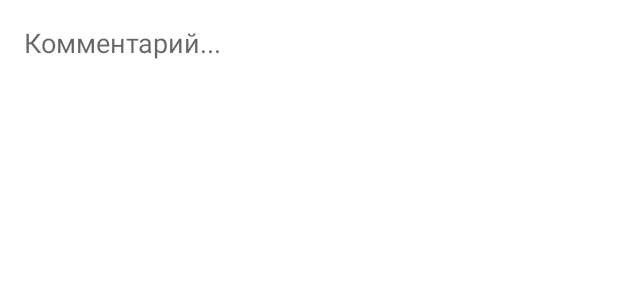
After one commit to roman-zm/coursework_client_android, an Android app: the layout view_chat_input_panel.xml on its own in the app's theme, with its tools: preview values and no code run, on a phone screen of 412 x 824 dp. The commit adds this screen. Shown: the top 300 px of the screen. Run offline under Robolectric (Android 15) with nearby library versions, the phone set to English and light mode, and no system bars.

Commit message:
Рабочие комментарии Я сдох пока писал это

```diff
--- a/app/src/main/AndroidManifest.xml
+++ b/app/src/main/AndroidManifest.xml
@@ -11,7 +11,8 @@
         android:roundIcon="@mipmap/ic_launcher_round"
         android:supportsRtl="true"
         android:theme="@style/AppTheme">
-        <activity android:name=".MainActivity">
+        <activity android:name=".MainActivity"
+            android:windowSoftInputMode="adjustResize">
             <intent-filter>
                 <action android:name="android.intent.action.MAIN" />
 
--- /dev/null
+++ b/app/src/main/java/com/namor/coursework/base/MaxHeightScrollView.java
@@ -0,0 +1,58 @@
+package com.namor.coursework.base;
+
+import android.annotation.TargetApi;
+import android.content.Context;
+import android.content.res.TypedArray;
+import android.os.Build;
+import android.util.AttributeSet;
+import android.widget.ScrollView;
+
+import com.namor.coursework.R;
+
+public class MaxHeightScrollView extends ScrollView {
+
+    private int maxHeight;
+    private final int defaultHeight = 200;
+
+    public MaxHeightScrollView(Context context) {
+        super(context);
+    }
+
+    public MaxHeightScrollView(Context context, AttributeSet attrs) {
+        super(context, attrs);
+        if (!isInEditMode()) {
+            init(context, attrs);
+        }
+    }
+
+    public MaxHeightScrollView(Context context, AttributeSet attrs, int defStyleAttr) {
+        super(context, attrs, defStyleAttr);
+        if (!isInEditMode()) {
+            init(context, attrs);
+        }
+    }
+
+    @TargetApi(Build.VERSION_CODES.LOLLIPOP)
+    public MaxHeightScrollView(Context context, AttributeSet attrs, int defStyleAttr, int defStyleRes) {
+        super(context, attrs, defStyleAttr, defStyleRes);
+        if (!isInEditMode()) {
+            init(context, attrs);
+        }
+    }
+
+    private void init(Context context, AttributeSet attrs) {
+        if (attrs != null) {
+            TypedArray styledAttrs = context.obtainStyledAttributes(attrs, R.styleable.MaxHeightScrollView);
+            //200 is a defualt value
+            maxHeight = styledAttrs.getDimensionPixelSize(R.styleable.MaxHeightScrollView_maxHeight, defaultHeight);
+
+            styledAttrs.recycle();
+        }
+    }
+
+    @Override
+    protected void onMeasure(int widthMeasureSpec, int heightMeasureSpec) {
+        heightMeasureSpec = MeasureSpec.makeMeasureSpec(maxHeight, MeasureSpec.AT_MOST);
+        super.onMeasure(widthMeasureSpec, heightMeasureSpec);
+    }
+}
--- a/app/src/main/java/com/namor/coursework/fragment/user/comments/FilmCommentsView.kt
+++ b/app/src/main/java/com/namor/coursework/fragment/user/comments/FilmCommentsView.kt
@@ -8,4 +8,7 @@ interface FilmCommentsView: MvpView {
     @StateStrategyType(SkipStrategy::class)
     fun finish()
 
+    @StateStrategyType(SkipStrategy::class)
+    fun scrollToBottom()
+
 }
--- a/app/src/main/java/com/namor/coursework/service/AdminService.kt
+++ b/app/src/main/java/com/namor/coursework/service/AdminService.kt
@@ -62,4 +62,7 @@ interface UserService {
 
     @GET("comments/search/getAllByFilmOrderByDate")
     fun getCommentsByFilm(@Query("film") film: Int): Single<Page<Comment>>
+
+    @POST("comments")
+    fun sendComment(@Body comment: Comment): Completable
 }
--- /dev/null
+++ b/app/src/main/res/layout/view_chat_input_panel.xml
@@ -0,0 +1,46 @@
+<?xml version="1.0" encoding="utf-8"?>
+<LinearLayout xmlns:android="http://schemas.android.com/apk/res/android"
+    android:layout_width="match_parent"
+    android:layout_height="wrap_content"
+    android:minHeight="52dp"
+    xmlns:app="http://schemas.android.com/apk/res-auto"
+    android:animateLayoutChanges="true"
+    android:orientation="horizontal">
+
+        <com.namor.coursework.base.MaxHeightScrollView
+            android:layout_gravity="start|center_vertical"
+            android:layout_width="0dp"
+            android:layout_weight="1"
+            android:minHeight="52dp"
+            app:maxHeight="104dp"
+            android:layout_height="wrap_content">
+
+                <EditText
+                    android:id="@+id/editText"
+
+                    android:layout_width="match_parent"
+                    android:layout_height="wrap_content"
+                    android:minHeight="52dp"
+
+                    android:paddingStart="16dp"
+                    android:paddingEnd="10dp"
+                    android:paddingTop="16dp"
+                    android:paddingBottom="16dp"
+
+                    android:background="@android:color/white"
+
+                    android:hint="@string/chat_input_hint"
+                    android:inputType="textCapSentences|textMultiLine" />
+
+        </com.namor.coursework.base.MaxHeightScrollView>
+
+        <View
+            android:id="@+id/sendButton"
+            android:layout_width="36dp"
+            android:layout_height="36dp"
+            android:layout_marginEnd="8dp"
+            android:layout_gravity="end|center_vertical"
+            android:visibility="gone"
+            android:background="@drawable/ic_send" />
+
+</LinearLayout>
--- a/app/src/main/res/values/colors.xml
+++ b/app/src/main/res/values/colors.xml
@@ -1,6 +1,6 @@
 <?xml version="1.0" encoding="utf-8"?>
 <resources>
-    <color name="colorPrimary">#008577</color>
-    <color name="colorPrimaryDark">#00574B</color>
-    <color name="colorAccent">#00897B</color>
+    <color name="colorPrimary">#1D8092</color>
+    <color name="colorPrimaryDark">#175F6F</color>
+    <color name="colorAccent">#289dad</color>
 </resources>
--- a/app/src/main/res/values/strings.xml
+++ b/app/src/main/res/values/strings.xml
@@ -3,4 +3,5 @@
 
     <!-- TODO: Remove or change this placeholder text -->
     <string name="hello_blank_fragment">Hello blank fragment</string>
+    <string name="chat_input_hint">Комментарий...</string>
 </resources>
```
Also changed, not shown: app/src/main/java/com/namor/coursework/base/ChatInputPanel.kt (added, +95 -0 lines), app/src/main/java/com/namor/coursework/base/MessageInputPanel.kt (added, +18 -0 lines), app/src/main/java/com/namor/coursework/domain/Comment.kt (+10 -2 lines), app/src/main/java/com/namor/coursework/fragment/user/comments/FilmCommentsFragment.kt (+18 -0 lines), app/src/main/java/com/namor/coursework/fragment/user/comments/FilmCommentsPresenter.kt (+27 -3 lines), app/src/main/res/layout/fragment_film_comments.xml (+12 -2 lines), app/src/main/res/values/attrs.xml (added, +10 -0 lines), app/src/main/res/drawable-hdpi/ic_send.png (added), app/src/main/res/drawable-mdpi/ic_send.png (added), app/src/main/res/drawable-xhdpi/ic_send.png (added), app/src/main/res/drawable-xxhdpi/ic_send.png (added), app/src/main/res/drawable-xxxhdpi/ic_send.png (added).
